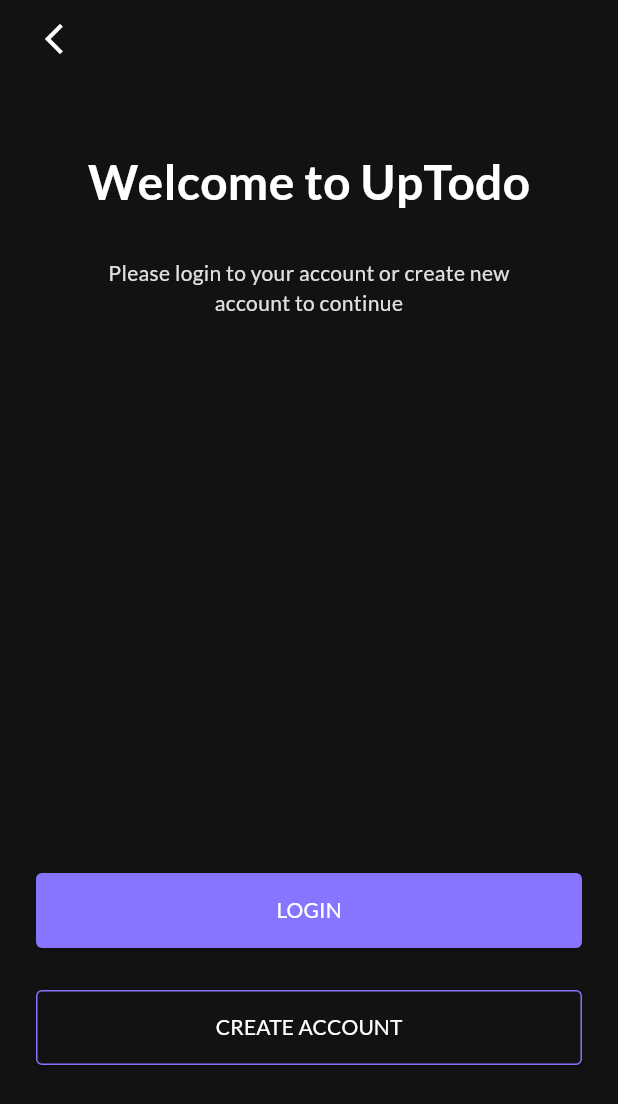
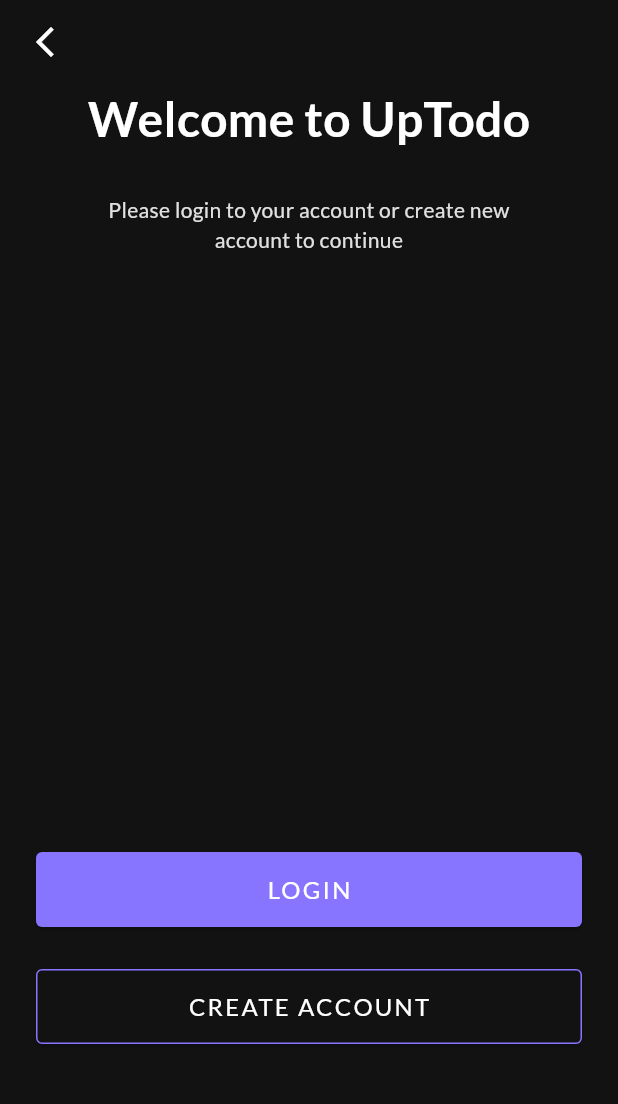
Before and after one commit to dattvoo/TodoAppWithFlutter, a Flutter app: the StartScreen screen opened directly, on a phone screen of 412 x 824 dp. Shown: the top 1104 px of the screen. Run offline on Flutter 3.47's test engine with Material 3 defaults, Android fonts, the phone set to English and light mode, and no system bars; our stand-ins replace google_fonts.

```diff
--- a/lib/main.dart
+++ b/lib/main.dart
@@ -1,5 +1,6 @@
 import 'package:flutter/material.dart';
 import 'package:google_fonts/google_fonts.dart';
+import 'package:super_todo_app/ui/login_screen/login_screen_view.dart';
 import 'package:super_todo_app/ui/main/main_page.dart';
 import 'package:super_todo_app/ui/on_boarding/onboarding_view.dart';
 import 'package:super_todo_app/ui/splash/splash.dart';
@@ -20,7 +21,7 @@ class MyApp extends StatelessWidget {
         colorScheme: ColorScheme.fromSeed(seedColor: Colors.deepPurple),
         useMaterial3: true,
       ),
-      home: OnBoardingView(),
+      home: LoginScreen(),
     );
   }
 }
--- a/lib/ui/on_boarding/onboarding_child_view.dart
+++ b/lib/ui/on_boarding/onboarding_child_view.dart
@@ -42,7 +42,7 @@ class OnboardingChildView extends StatelessWidget {
       alignment: AlignmentDirectional.centerStart,
       child: TextButton(
         onPressed: () => {
-          onPressSkip!(),
+          onPressSkip(),
         },
         child: Text(
           'SKIP',
--- a/lib/ui/start_screen/start_screen_view.dart
+++ b/lib/ui/start_screen/start_screen_view.dart
@@ -7,31 +7,29 @@ class StartScreen extends StatelessWidget {
   Widget build(BuildContext context) {
     return Scaffold(
       backgroundColor: const Color(0xFF121212),
+      appBar: AppBar(
+        backgroundColor: Colors.transparent,
+        leading: Container(
+          margin: const EdgeInsets.symmetric(horizontal: 18),
+          child: GestureDetector(
+            onTap: () => Navigator.pop(context),
+            child: const Icon(
+              Icons.arrow_back_ios_new,
+              color: Colors.white,
+            ),
+          ),
+        ),
+      ),
       body: SafeArea(
           child: Container(
         padding: const EdgeInsets.symmetric(horizontal: 24),
         child: Column(
           children: [
-            _buildBackButton(context),
             _buildHeaderContentAndTitle(),
             _buildActionButton(),
           ],
         ),
       )),
-    );
-  }
-
-  Widget _buildBackButton(BuildContext context) {
-    return Container(
-      margin: const EdgeInsets.only(top: 14).copyWith(bottom: 60),
-      alignment: AlignmentDirectional.centerStart,
-      child: GestureDetector(
-        onTap: () => Navigator.pop(context),
-        child: const Icon(
-          Icons.arrow_back_ios_new,
-          color: Colors.white,
-        ),
-      ),
     );
   }
 
@@ -66,7 +64,7 @@ class StartScreen extends StatelessWidget {
 
   Widget _buildActionButton() {
     return Expanded(
-      child: Container(
+      child: SizedBox(
         width: double.infinity,
         child: Column(
           children: [
@@ -81,7 +79,11 @@ class StartScreen extends StatelessWidget {
                         borderRadius: BorderRadius.circular(4))),
                 child: const Text(
                   'LOGIN',
-                  style: TextStyle(color: Colors.white),
+                  style: TextStyle(
+                      color: Colors.white,
+                      fontFamily: "Lato",
+                      fontSize: 16,
+                      letterSpacing: 1.5),
                 ),
               ),
             ),
@@ -101,7 +103,11 @@ class StartScreen extends StatelessWidget {
                     )),
                 child: const Text(
                   'CREATE ACCOUNT',
-                  style: TextStyle(color: Colors.white),
+                  style: TextStyle(
+                      color: Colors.white,
+                      fontFamily: "Lato",
+                      fontSize: 16,
+                      letterSpacing: 1.5),
                 ),
               ),
             ),
```
Also changed, not shown: lib/ui/login_screen/login_screen_view.dart (added, +27 -0 lines).
